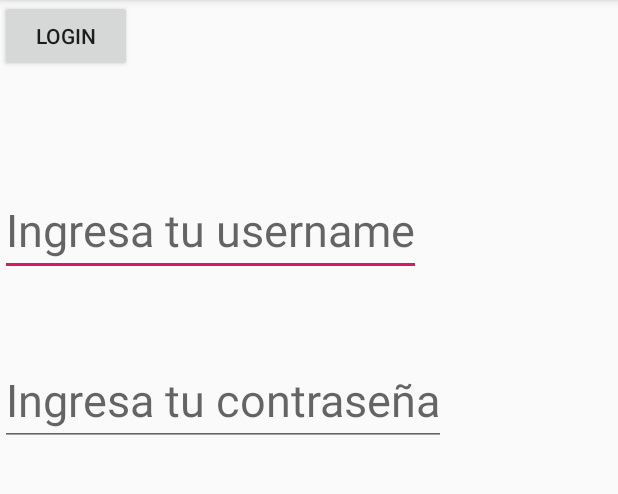
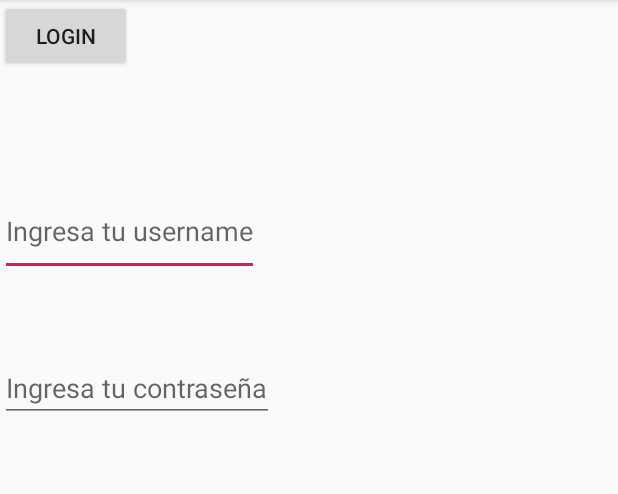
Before and after one commit to ICC-4102-APLICACIONESMOVILES/lab1-ahowardm, an Android app: the screen it shows after launch (Login), after a tap on "LOGIN", on a phone screen of 412 x 824 dp, the part 84-578 px from its top. Run offline under Robolectric (Android 15) with nearby library versions, the phone set to English and light mode, and no system bars.

Commit message:
missing just button for part 4

```diff
--- a/app/src/main/java/com/example/lab01/Login.kt
+++ b/app/src/main/java/com/example/lab01/Login.kt
@@ -1,5 +1,6 @@
 package com.example.lab01
 
+import android.app.Activity
 import android.content.Intent
 import android.support.v7.app.AppCompatActivity
 import android.os.Bundle
@@ -12,8 +13,11 @@ class Login : AppCompatActivity() {
     lateinit var usernameEditText: EditText
     lateinit var passwordEditText: EditText
     lateinit var loginButton: Button
-    var username: String = ""
-    var password: String = ""
+
+    companion object {
+        val username = "username"
+        val password = "password"
+    }
 
     override fun onCreate(savedInstanceState: Bundle?) {
         super.onCreate(savedInstanceState)
@@ -25,15 +29,15 @@ class Login : AppCompatActivity() {
     }
 
     private fun login() {
-        username = usernameEditText.text.toString()
-        password = passwordEditText.text.toString()
+        var username = usernameEditText.text.toString()
+        var password = passwordEditText.text.toString()
         if (isEmailValid(username) && !password.equals("")){
 
             Toast.makeText(this, "Valid login info", Toast.LENGTH_SHORT).show()
-            //var intent = getIntent()
-            //intent.putExtra("username", username)
-            //intent.putExtra("password", password)
-
+            var result = Intent()
+            result.putExtra("username", username)
+            result.putExtra("password", password)
+            setResult(Activity.RESULT_OK, result)
             finish()
         }
     }
--- a/app/src/main/java/com/example/lab01/MainActivity.kt
+++ b/app/src/main/java/com/example/lab01/MainActivity.kt
@@ -35,7 +35,9 @@ class MainActivity : AppCompatActivity() {
         if (requestCode == LOGIN_REQUEST){
             if (resultCode == RESULT_OK){
                 Toast.makeText(this, "Login successful", Toast.LENGTH_SHORT)
-                //usernameTextView.text = data.getStringExtra("username")
+                var username = data?.getStringExtra(Login.username).toString()
+                usernameTextView.text = username
+                passwordTextView.text = data?.getStringExtra(Login.password).toString()
             }
         }
     }
--- a/app/src/main/res/layout/activity_login.xml
+++ b/app/src/main/res/layout/activity_login.xml
@@ -13,7 +13,6 @@
             android:layout_width="wrap_content"
             android:layout_height="60dp"
             android:hint="@string/usernamePlaceHolder"
-            android:textSize="30sp"
             tools:layout_editor_absoluteX="60dp" android:layout_marginTop="124dp"
             app:layout_constraintTop_toTopOf="parent"/>
 
@@ -22,7 +21,6 @@
             android:layout_width="wrap_content"
             android:layout_height="wrap_content"
             android:hint="@string/passwordPlaceHolder"
-            android:textSize="30sp"
             tools:layout_editor_absoluteX="52dp" android:layout_marginTop="52dp"
             app:layout_constraintTop_toBottomOf="@+id/usernameEditText"/>
 
--- a/app/src/main/res/layout/activity_main.xml
+++ b/app/src/main/res/layout/activity_main.xml
@@ -12,7 +12,6 @@
             android:layout_width="wrap_content"
             android:layout_height="wrap_content"
             android:text="@string/empty_username"
-            android:textSize="30sp"
             app:layout_constraintBottom_toBottomOf="parent"
             app:layout_constraintLeft_toLeftOf="parent"
             app:layout_constraintRight_toRightOf="parent"
@@ -23,7 +22,6 @@
             android:layout_width="wrap_content"
             android:layout_height="wrap_content"
             android:text="@string/empty_password"
-            android:textSize="30sp"
             app:layout_constraintBottom_toBottomOf="@id/usernameTextView"
             app:layout_constraintLeft_toLeftOf="parent"
             app:layout_constraintRight_toRightOf="parent"
```
